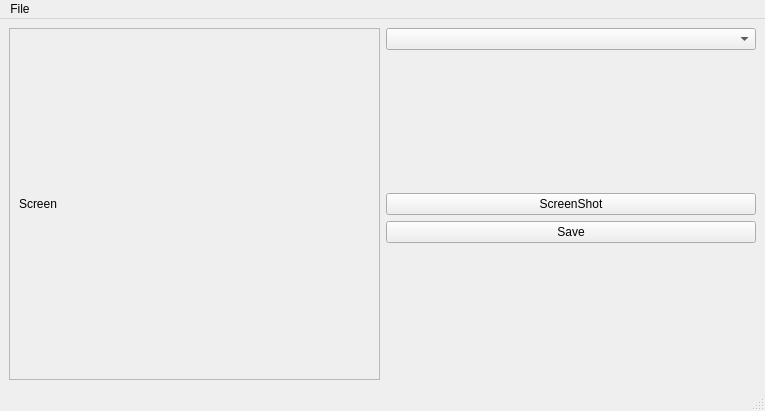
This is MVision/mainwindow.ui in HKrecki/MVision as Qt 5 draws it before an edit. The edited form follows.
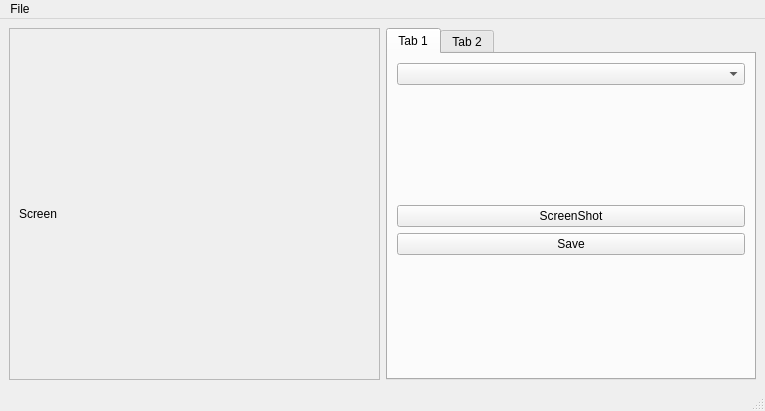
This is the edited form.

Commit message: Added Tab Widget in Options section

The edit to the form file:
```diff
--- a/MVision/mainwindow.ui
+++ b/MVision/mainwindow.ui
@@ -24,6 +24,19 @@
        <enum>QFrame::Raised</enum>
       </property>
       <layout class="QVBoxLayout" name="verticalLayout_2">
+       <item>
+        <spacer name="horizontalSpacer">
+         <property name="orientation">
+          <enum>Qt::Horizontal</enum>
+         </property>
+         <property name="sizeHint" stdset="0">
+          <size>
+           <width>40</width>
+           <height>20</height>
+          </size>
+         </property>
+        </spacer>
+       </item>
        <item>
         <widget class="QLabel" name="LblScreen">
          <property name="text">
@@ -37,36 +50,30 @@
     <item>
      <layout class="QVBoxLayout" name="verticalLayout">
       <item>
-       <widget class="QComboBox" name="cmbScreens"/>
-      </item>
-      <item>
-       <spacer name="verticalSpacer">
-        <property name="orientation">
-         <enum>Qt::Vertical</enum>
+       <widget class="QTabWidget" name="tabWidget">
+        <property name="currentIndex">
+         <number>0</number>
         </property>
-        <property name="sizeHint" stdset="0">
-         <size>
-          <width>20</width>
-          <height>40</height>
-         </size>
-        </property>
-       </spacer>
-      </item>
-      <item>
-       <widget class="QPushButton" name="btnScreen">
-        <property name="text">
-         <string>ScreenShot</string>
-        </property>
-       </widget>
-      </item>
-      <item>
+        <widget class="QWidget" name="tab_3">
+         <attribute name="title">
+          <string>Tab 1</string>
+         </attribute>
+         <layout class="QGridLayout" name="gridLayout">
+          <item row="4" column="0" colspan="2">
        <widget class="QPushButton" name="btnSave">
         <property name="text">
          <string>Save</string>
         </property>
        </widget>
       </item>
-      <item>
+          <item row="3" column="0" colspan="2">
+           <widget class="QPushButton" name="btnScreen">
+            <property name="text">
+             <string>ScreenShot</string>
+            </property>
+           </widget>
+          </item>
+          <item row="5" column="0">
        <spacer name="verticalSpacer_2">
         <property name="orientation">
          <enum>Qt::Vertical</enum>
@@ -74,10 +81,35 @@
         <property name="sizeHint" stdset="0">
          <size>
           <width>20</width>
-          <height>40</height>
+              <height>101</height>
          </size>
         </property>
        </spacer>
+          </item>
+          <item row="0" column="0" colspan="2">
+           <widget class="QComboBox" name="cmbScreens"/>
+          </item>
+          <item row="2" column="0">
+           <spacer name="verticalSpacer">
+            <property name="orientation">
+             <enum>Qt::Vertical</enum>
+            </property>
+            <property name="sizeHint" stdset="0">
+             <size>
+              <width>20</width>
+              <height>102</height>
+             </size>
+            </property>
+           </spacer>
+          </item>
+         </layout>
+        </widget>
+        <widget class="QWidget" name="tab_4">
+         <attribute name="title">
+          <string>Tab 2</string>
+         </attribute>
+        </widget>
+       </widget>
       </item>
      </layout>
     </item>
```
Lines whose indentation alone changed are shown as unchanged. The commit also changes 1 other file.
